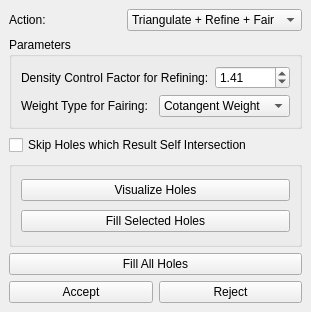
Qt form Polyhedron/demo/Polyhedron/Hole_filling_widget.ui (CGAL/cgal) before a commit.
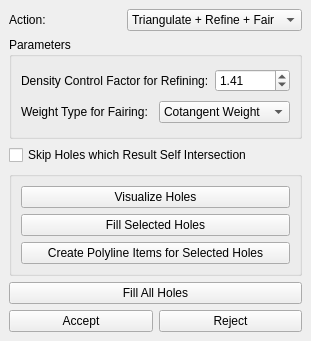
The same form after that commit.

Commit message: Create polyline items from selected holes (func and button added)

The edit to the form file:
```diff
--- a/Polyhedron/demo/Polyhedron/Hole_filling_widget.ui
+++ b/Polyhedron/demo/Polyhedron/Hole_filling_widget.ui
@@ -10,7 +10,7 @@
     <x>0</x>
     <y>0</y>
     <width>311</width>
-    <height>312</height>
+    <height>341</height>
    </rect>
   </property>
   <property name="windowTitle">
@@ -148,6 +148,13 @@
          </property>
         </widget>
        </item>
+       <item>
+        <widget class="QPushButton" name="Create_polyline_items_button">
+         <property name="text">
+          <string>Create Polyline Items for Selected Holes</string>
+         </property>
+        </widget>
+       </item>
       </layout>
      </widget>
     </item>
```
The commit also changes 1 other file.
